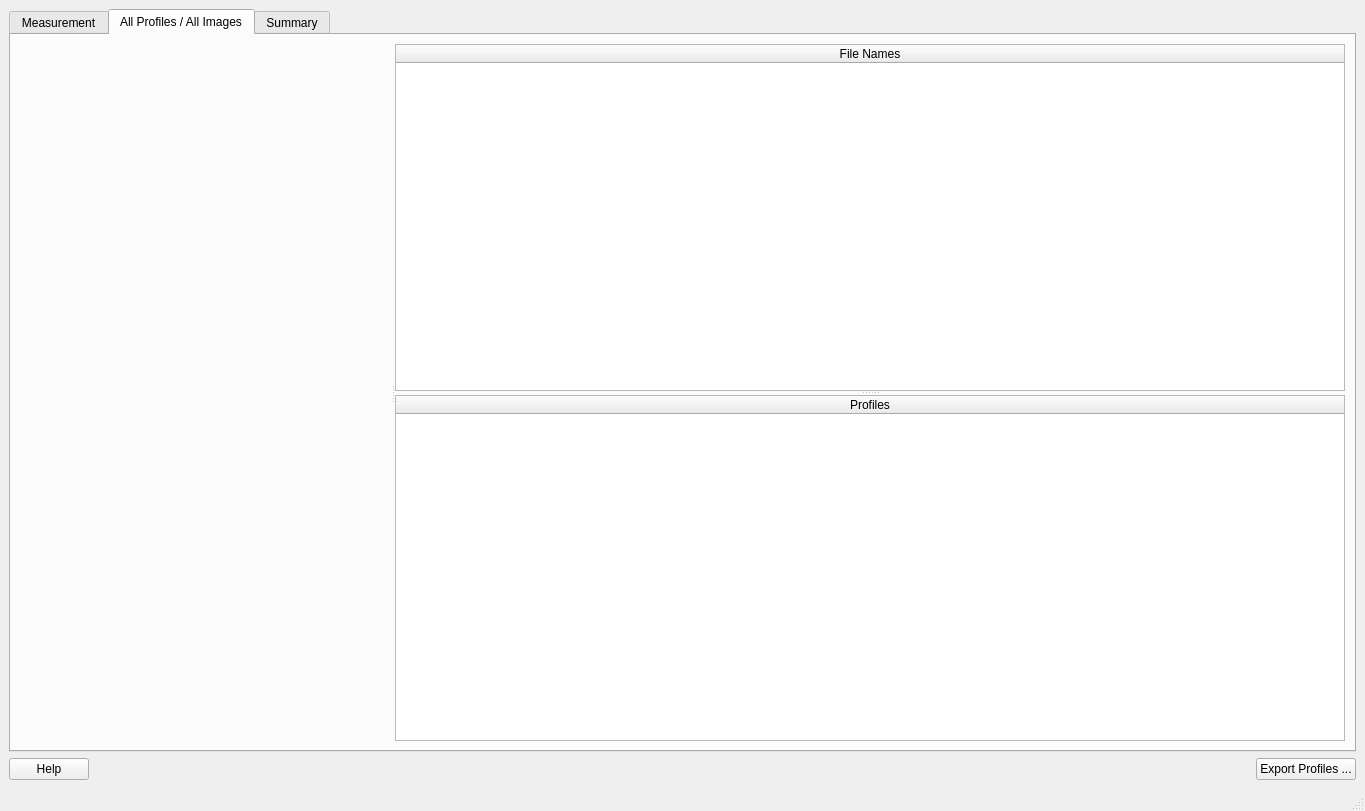
Above: ui/ui_profile.ui from neutronimaging/python_notebooks before the change. Below: the same form after it.
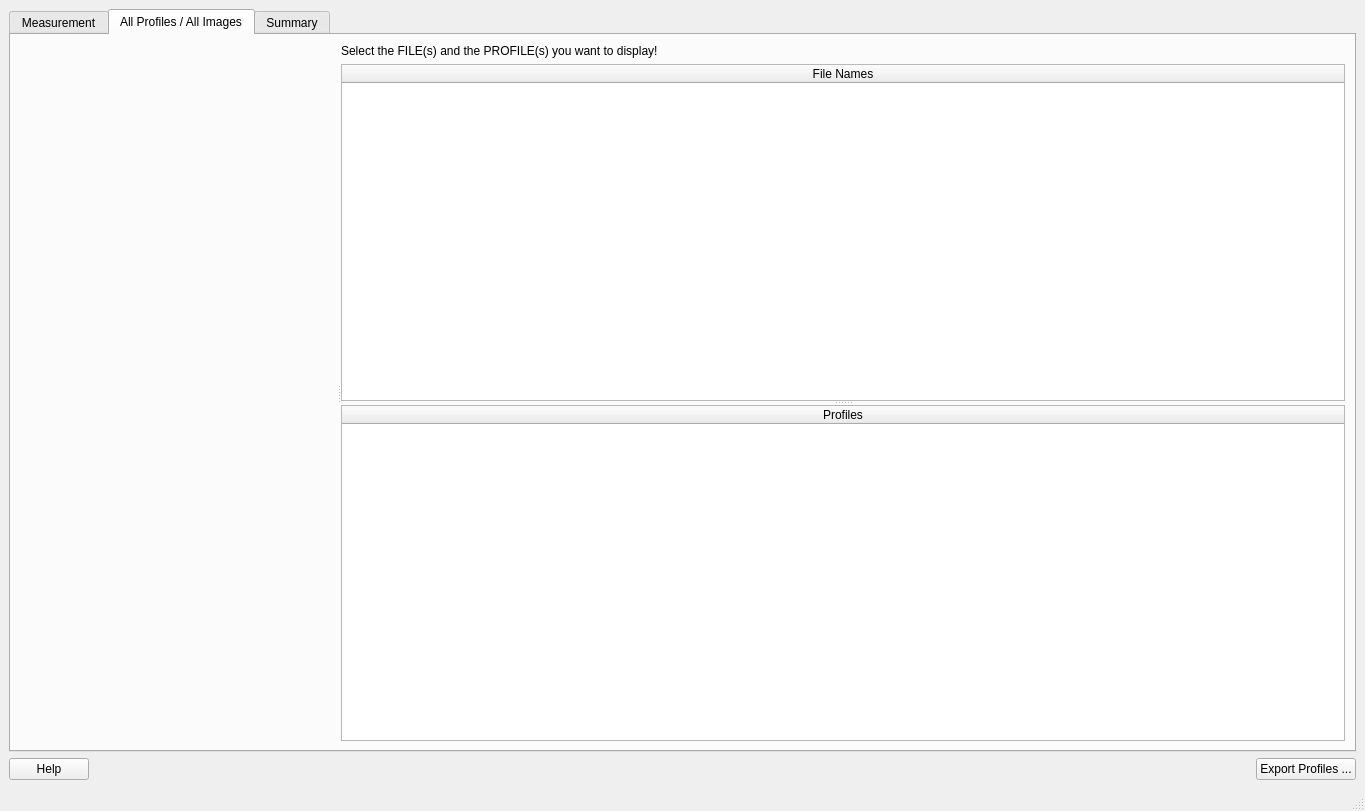
That is the form after the change. The open tabs and pages were chosen to show the change.

Commit message: Fixed color index for all plots all profiles

```diff
--- a/ui/ui_profile.ui
+++ b/ui/ui_profile.ui
@@ -658,13 +658,23 @@
        <attribute name="title">
         <string>All Profiles / All Images</string>
        </attribute>
-       <layout class="QHBoxLayout" name="horizontalLayout_8">
+       <layout class="QVBoxLayout" name="verticalLayout_10">
         <item>
          <widget class="QSplitter" name="all_plots_hori_splitter">
           <property name="orientation">
            <enum>Qt::Horizontal</enum>
           </property>
           <widget class="QWidget" name="all_plots_widget" native="true"/>
+          <widget class="QWidget" name="">
+           <layout class="QVBoxLayout" name="verticalLayout_9">
+            <item>
+             <widget class="QLabel" name="label_5">
+              <property name="text">
+               <string>Select the FILE(s) and the PROFILE(s) you want to display!</string>
+              </property>
+             </widget>
+            </item>
+            <item>
           <widget class="QSplitter" name="all_plots_verti_splitter">
            <property name="orientation">
             <enum>Qt::Vertical</enum>
@@ -713,6 +723,9 @@
              </property>
             </column>
            </widget>
+             </widget>
+            </item>
+           </layout>
           </widget>
          </widget>
         </item>
```
Left out of the diff: 2 changed lines with no effect on the pictures. Lines whose indentation alone changed are shown as unchanged. The commit also changes 3 other files.
